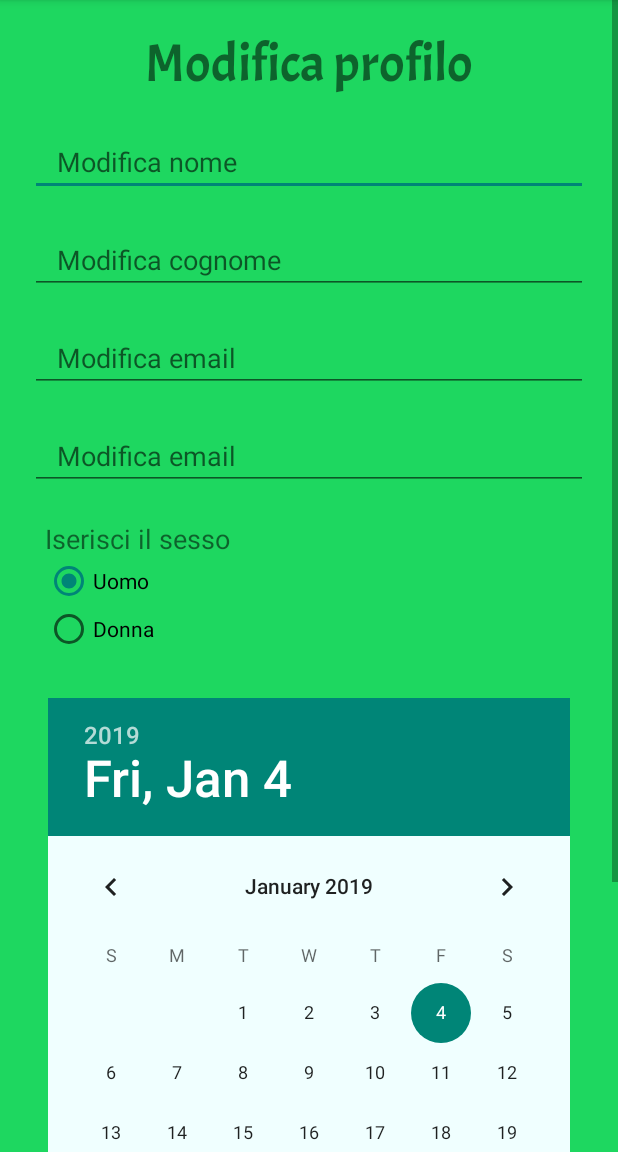
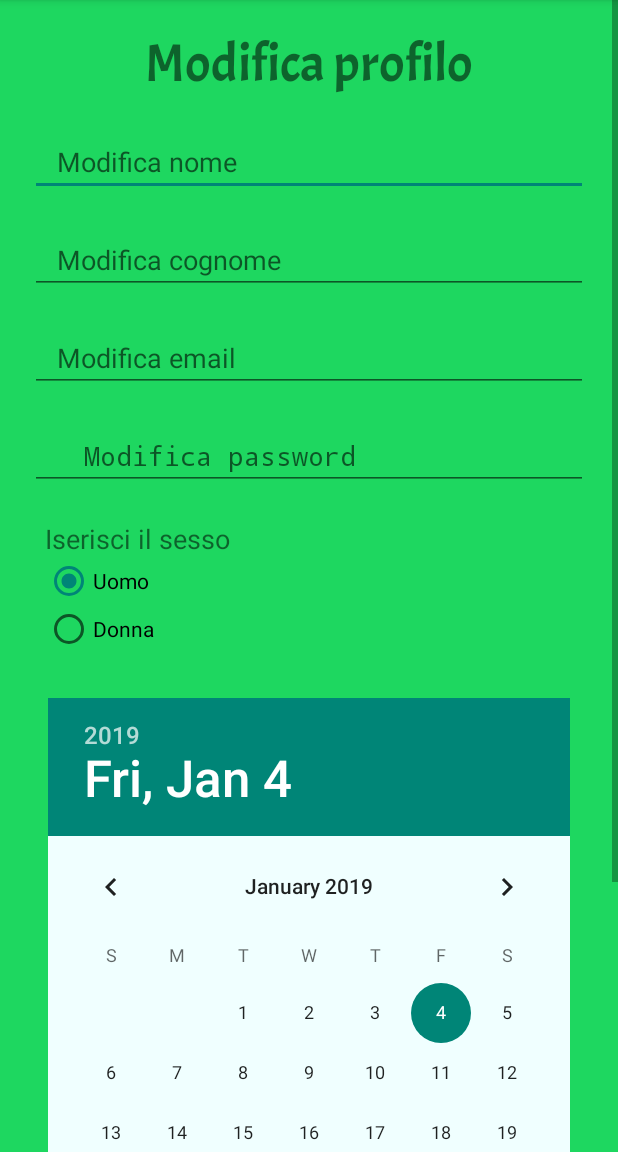
Before and after one commit to ddevin96/UniShare, an Android app: the layout modifica_profilo_dialog.xml on its own in the app's theme, with its tools: preview values and no code run, on a phone screen of 412 x 824 dp, the part 84-1236 px from its top. Run offline under Robolectric (Android 15) with nearby library versions, the phone set to English and light mode, and no system bars.

Commit message:
grafica modifica profilo

```diff
--- a/app/src/main/res/layout/modifica_profilo_dialog.xml
+++ b/app/src/main/res/layout/modifica_profilo_dialog.xml
@@ -54,7 +54,8 @@
             android:layout_marginLeft="20dp"
             android:layout_marginRight="20dp"
             android:layout_marginTop="20sp"
-            android:hint="   Modifica email"/>
+            android:inputType="textPassword"
+            android:hint="   Modifica password"/>
 
         <TextView
             android:layout_width="wrap_content"
```
